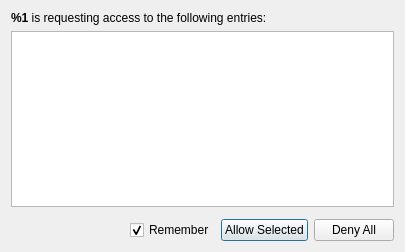
This is src/fdosecrets/widgets/AccessControlDialog.ui in keepassxreboot/keepassxc as Qt 5 draws it before an edit. The edited form follows.
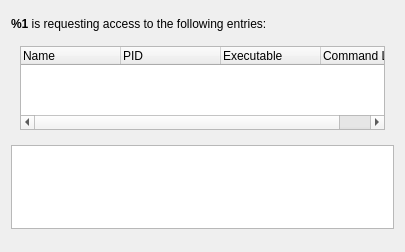
This is the edited form. Custom widgets are drawn as their Qt base class.

What changed in the file:
```diff
--- a/src/fdosecrets/widgets/AccessControlDialog.ui
+++ b/src/fdosecrets/widgets/AccessControlDialog.ui
@@ -14,6 +14,16 @@
    <string>KeePassXC -  Access Request</string>
   </property>
   <layout class="QVBoxLayout" name="verticalLayout">
+   <item>
+    <widget class="MessageWidget" name="exePathWarn" native="true">
+     <property name="text" stdset="0">
+      <string>Non-existing/inaccessible executable path. Please double-check the client is legit.</string>
+     </property>
+     <property name="closeButtonVisible" stdset="0">
+      <bool>false</bool>
+     </property>
+    </widget>
+   </item>
    <item>
     <widget class="QLabel" name="appLabel">
      <property name="font">
@@ -30,8 +40,62 @@
      </property>
     </widget>
    </item>
+   <item>
+    <widget class="QWidget" name="detailsContainer" native="true">
+     <layout class="QVBoxLayout" name="verticalLayout_2">
+      <item>
+       <widget class="QTreeWidget" name="procTree">
+        <property name="sizePolicy">
+         <sizepolicy hsizetype="Expanding" vsizetype="Preferred">
+          <horstretch>0</horstretch>
+          <verstretch>0</verstretch>
+         </sizepolicy>
+        </property>
+        <property name="uniformRowHeights">
+         <bool>true</bool>
+        </property>
+        <property name="animated">
+         <bool>true</bool>
+        </property>
+        <property name="allColumnsShowFocus">
+         <bool>true</bool>
+        </property>
+        <attribute name="headerStretchLastSection">
+         <bool>false</bool>
+        </attribute>
+        <column>
+         <property name="text">
+          <string>Name</string>
+         </property>
+        </column>
+        <column>
+         <property name="text">
+          <string>PID</string>
+         </property>
+        </column>
+        <column>
+         <property name="text">
+          <string>Executable</string>
+         </property>
+        </column>
+        <column>
+         <property name="text">
+          <string>Command Line</string>
+         </property>
+        </column>
+       </widget>
+      </item>
+     </layout>
+    </widget>
+   </item>
    <item>
     <widget class="QTableView" name="itemsTable">
+     <property name="sizePolicy">
+      <sizepolicy hsizetype="Expanding" vsizetype="Preferred">
+       <horstretch>0</horstretch>
+       <verstretch>0</verstretch>
+      </sizepolicy>
+     </property>
      <property name="editTriggers">
       <set>QAbstractItemView::NoEditTriggers</set>
      </property>
@@ -63,56 +127,17 @@
      <property name="text" stdset="0">
       <string>Your decision for above entries will be remembered for the duration the requesting client is running.</string>
      </property>
+     <property name="closeButtonVisible" stdset="0">
+      <bool>false</bool>
+     </property>
     </widget>
    </item>
    <item>
     <layout class="QHBoxLayout" name="horizontalLayout">
      <item>
-      <spacer name="horizontalSpacer">
-       <property name="orientation">
-        <enum>Qt::Horizontal</enum>
-       </property>
-       <property name="sizeHint" stdset="0">
-        <size>
-         <width>40</width>
-         <height>20</height>
-        </size>
-       </property>
-      </spacer>
-     </item>
-     <item>
-      <widget class="QCheckBox" name="rememberCheck">
-       <property name="text">
-        <string>Remember</string>
-       </property>
-       <property name="checked">
-        <bool>true</bool>
-       </property>
-      </widget>
-     </item>
-     <item>
-      <widget class="QPushButton" name="allowButton">
-       <property name="accessibleName">
-        <string>Allow access to entries</string>
-       </property>
-       <property name="text">
-        <string>Allow Selected</string>
-       </property>
-       <property name="autoDefault">
-        <bool>true</bool>
-       </property>
-       <property name="default">
-        <bool>true</bool>
-       </property>
-      </widget>
-     </item>
-     <item>
-      <widget class="QPushButton" name="cancelButton">
-       <property name="text">
-        <string>Deny All</string>
-       </property>
-       <property name="autoDefault">
-        <bool>true</bool>
+      <widget class="QDialogButtonBox" name="buttonBox">
+       <property name="standardButtons">
+        <set>QDialogButtonBox::NoButton</set>
        </property>
       </widget>
      </item>
```
